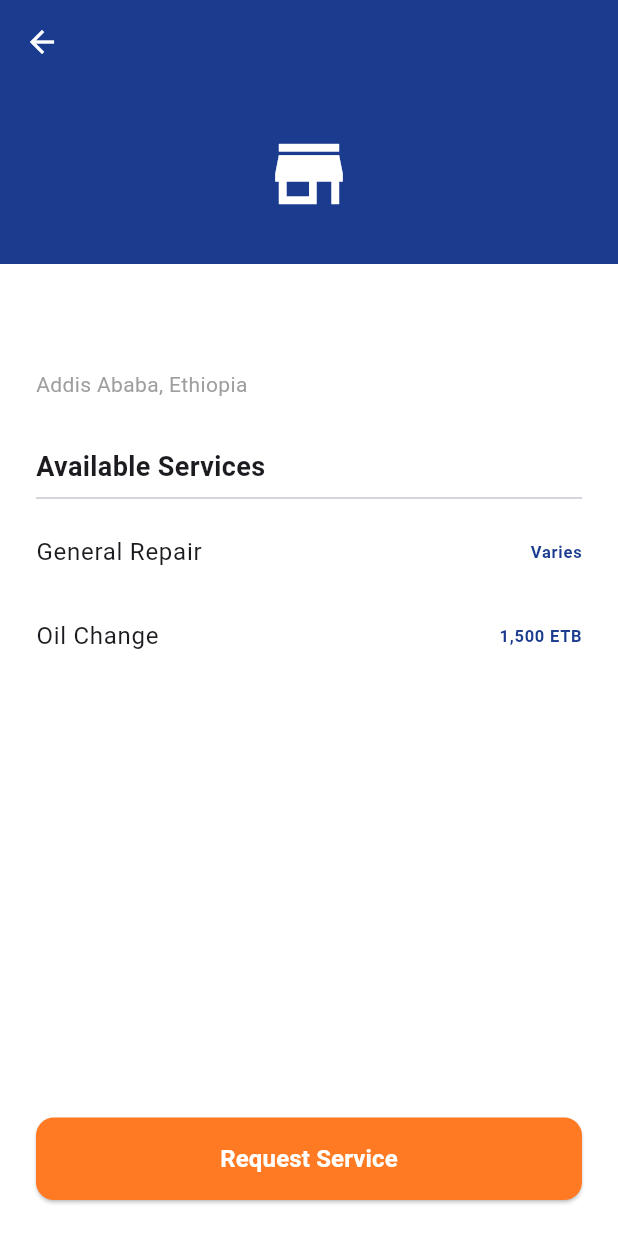
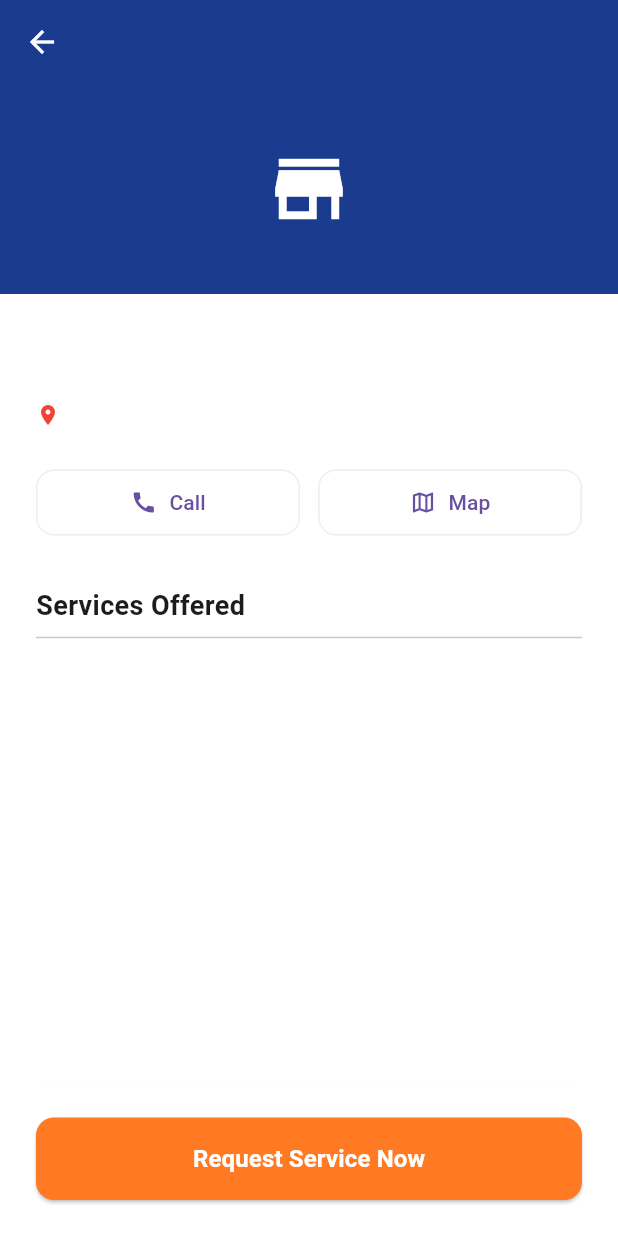
Before and after one commit to BernabasGez/road_hero_driver_app, a Flutter app: the GarageProfileScreen screen opened directly with empty values, on a phone screen of 412 x 824 dp. Run offline on Flutter 3.47's test engine with Material 3 defaults, Android fonts, the phone set to English and light mode, and no system bars; our stand-ins replace dio, flutter_bloc, get_it, shared_preferences; accounts and stored records are empty; network calls fail.

```diff
--- a/lib/features/home/data/models/provider_model.dart
+++ b/lib/features/home/data/models/provider_model.dart
@@ -1,27 +1,49 @@
 class ProviderModel {
   final int id;
   final String businessName;
+  final String phoneNumber;
   final double rating;
+  final int reviewCount;
   final double distanceKm;
+  final bool isOnline;
+  final bool isVerified;
   final List<String> services;
+  final String address;
+  final double lat;
+  final double lng;
 
   ProviderModel({
     required this.id,
     required this.businessName,
+    required this.phoneNumber,
     required this.rating,
+    required this.reviewCount,
     required this.distanceKm,
+    required this.isOnline,
+    required this.isVerified,
     required this.services,
+    required this.address,
+    required this.lat,
+    required this.lng,
   });
 
   factory ProviderModel.fromJson(Map<String, dynamic> json) {
     return ProviderModel(
-      // Matching 'provider_id' from your log
       id: json['provider_id'] ?? 0,
       businessName: json['business_name'] ?? json['name'] ?? 'Unknown Garage',
+      phoneNumber: json['phone_number'] ?? '',
       rating: double.tryParse(json['rating']?.toString() ?? "0.0") ?? 0.0,
+      reviewCount: json['review_count'] ?? 0,
       distanceKm:
           double.tryParse(json['distance_km']?.toString() ?? "0.0") ?? 0.0,
+      isOnline: json['is_online'] ?? false,
+      isVerified: json['is_verified'] ?? false,
       services: List<String>.from(json['services'] ?? []),
+      address: json['address'] ?? 'Addis Ababa',
+      lat:
+          double.tryParse(json['location']?['lat']?.toString() ?? "0.0") ?? 0.0,
+      lng:
+          double.tryParse(json['location']?['lng']?.toString() ?? "0.0") ?? 0.0,
     );
   }
 }
--- a/lib/features/home/presentation/screens/garage_profile_screen.dart
+++ b/lib/features/home/presentation/screens/garage_profile_screen.dart
@@ -10,6 +10,7 @@ class GarageProfileScreen extends StatelessWidget {
   @override
   Widget build(BuildContext context) {
     return Scaffold(
+      backgroundColor: Colors.white,
       appBar: AppBar(
         backgroundColor: AppColors.primaryBlue,
         elevation: 0,
@@ -17,18 +18,36 @@ class GarageProfileScreen extends StatelessWidget {
       ),
       body: Column(
         children: [
+          // HEADER LOGO/IMAGE
           Container(
-            height: 120,
+            height: 140,
             width: double.infinity,
             color: AppColors.primaryBlue,
-            child: const Icon(
+            child: Column(
+              mainAxisAlignment: MainAxisAlignment.center,
+              children: [
+                const Icon(
                   Icons.store_mall_directory,
                   color: Colors.white,
                   size: 60,
                 ),
+                if (provider.isVerified)
+                  const Row(
+                    mainAxisAlignment: MainAxisAlignment.center,
+                    children: [
+                      Icon(Icons.verified, color: Colors.white, size: 14),
+                      Text(
+                        " Verified Partner",
+                        style: TextStyle(color: Colors.white, fontSize: 10),
                       ),
+                    ],
+                  ),
+              ],
+            ),
+          ),
+
           Expanded(
-            child: Padding(
+            child: SingleChildScrollView(
               padding: const EdgeInsets.all(24.0),
               child: Column(
                 crossAxisAlignment: CrossAxisAlignment.start,
@@ -41,32 +60,94 @@ class GarageProfileScreen extends StatelessWidget {
                     ),
                   ),
                   const SizedBox(height: 8),
-                  const Text(
-                    "Addis Ababa, Ethiopia",
-                    style: TextStyle(color: Colors.grey),
+                  Row(
+                    children: [
+                      const Icon(
+                        Icons.location_on,
+                        color: Colors.red,
+                        size: 16,
                       ),
+                      const SizedBox(width: 4),
+                      Expanded(
+                        child: Text(
+                          provider.address,
+                          style: const TextStyle(
+                            color: Colors.grey,
+                            fontSize: 14,
+                          ),
+                        ),
+                      ),
+                    ],
+                  ),
+                  const SizedBox(height: 24),
+
+                  // CALL & MAP BUTTONS
+                  Row(
+                    children: [
+                      _actionButton(
+                        Icons.call,
+                        "Call",
+                        () {},
+                      ), // Logic to launch phone dialer
+                      const SizedBox(width: 12),
+                      _actionButton(
+                        Icons.map_outlined,
+                        "Map",
+                        () {},
+                      ), // Logic to launch Google Maps
+                    ],
+                  ),
+
                   const SizedBox(height: 32),
                   const Text(
-                    "Available Services",
+                    "Services Offered",
                     style: TextStyle(fontSize: 18, fontWeight: FontWeight.bold),
                   ),
                   const Divider(),
-                  _serviceTile("General Repair", "Varies"),
-                  _serviceTile("Oil Change", "1,500 ETB"),
-                  const Spacer(),
-                  SizedBox(
+
+                  // Displaying the real services list from backend
+                  ...provider.services.map(
+                    (service) => ListTile(
+                      contentPadding: EdgeInsets.zero,
+                      leading: const Icon(
+                        Icons.check_circle_outline,
+                        color: Colors.green,
+                        size: 20,
+                      ),
+                      title: Text(
+                        service,
+                        style: const TextStyle(fontSize: 15),
+                      ),
+                      trailing: const Text(
+                        "Varies",
+                        style: TextStyle(
+                          fontWeight: FontWeight.bold,
+                          color: AppColors.primaryBlue,
+                        ),
+                      ),
+                    ),
+                  ),
+
+                  const SizedBox(height: 100), // Space for bottom button
+                ],
+              ),
+            ),
+          ),
+        ],
+      ),
+      bottomSheet: Container(
+        padding: const EdgeInsets.all(24),
+        color: Colors.white,
+        child: SizedBox(
           width: double.infinity,
           height: 55,
           child: ElevatedButton(
-                      onPressed: () {
-                        Navigator.push(
+            onPressed: () => Navigator.push(
               context,
               MaterialPageRoute(
-                            builder: (context) =>
-                                RequestDetailsScreen(provider: provider),
+                builder: (_) => RequestDetailsScreen(provider: provider),
               ),
-                        );
-                      },
+            ),
             style: ElevatedButton.styleFrom(
               backgroundColor: AppColors.actionOrange,
               shape: RoundedRectangleBorder(
@@ -74,7 +155,7 @@ class GarageProfileScreen extends StatelessWidget {
               ),
             ),
             child: const Text(
-                        "Request Service",
+              "Request Service Now",
               style: TextStyle(
                 color: Colors.white,
                 fontSize: 16,
@@ -83,24 +164,22 @@ class GarageProfileScreen extends StatelessWidget {
             ),
           ),
         ),
-                ],
-              ),
-            ),
-          ),
-        ],
       ),
     );
   }
 
-  Widget _serviceTile(String name, String price) {
-    return ListTile(
-      contentPadding: EdgeInsets.zero,
-      title: Text(name),
-      trailing: Text(
-        price,
-        style: const TextStyle(
-          fontWeight: FontWeight.bold,
-          color: AppColors.primaryBlue,
+  Widget _actionButton(IconData icon, String label, VoidCallback onTap) {
+    return Expanded(
+      child: OutlinedButton.icon(
+        onPressed: onTap,
+        icon: Icon(icon, size: 18),
+        label: Text(label),
+        style: OutlinedButton.styleFrom(
+          padding: const EdgeInsets.symmetric(vertical: 12),
+          side: const BorderSide(color: AppColors.greyHighlight),
+          shape: RoundedRectangleBorder(
+            borderRadius: BorderRadius.circular(12),
+          ),
         ),
       ),
     );
```
Also changed, not shown: lib/features/home/data/repositories/home_remote_source.dart (+8 -11 lines), lib/features/home/presentation/screens/explore_screen.dart (+94 -16 lines). Lines whose indentation alone changed are shown as unchanged.
